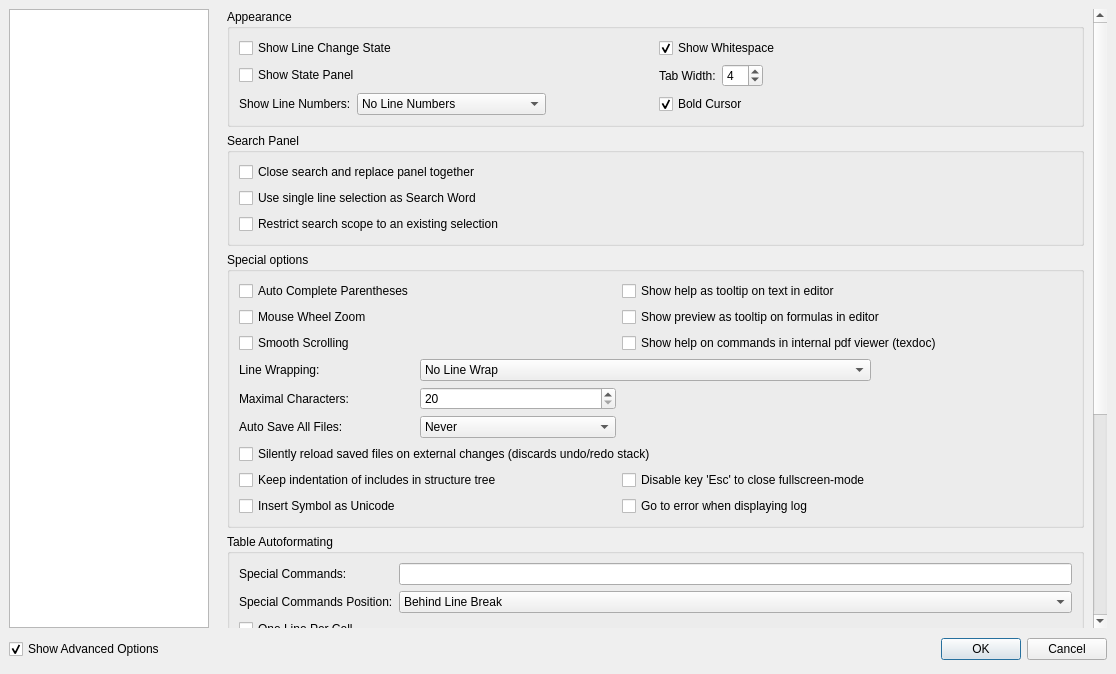
This is configdialog.ui in texstudio-org/texstudio as Qt 5 draws it before an edit. The edited form follows.
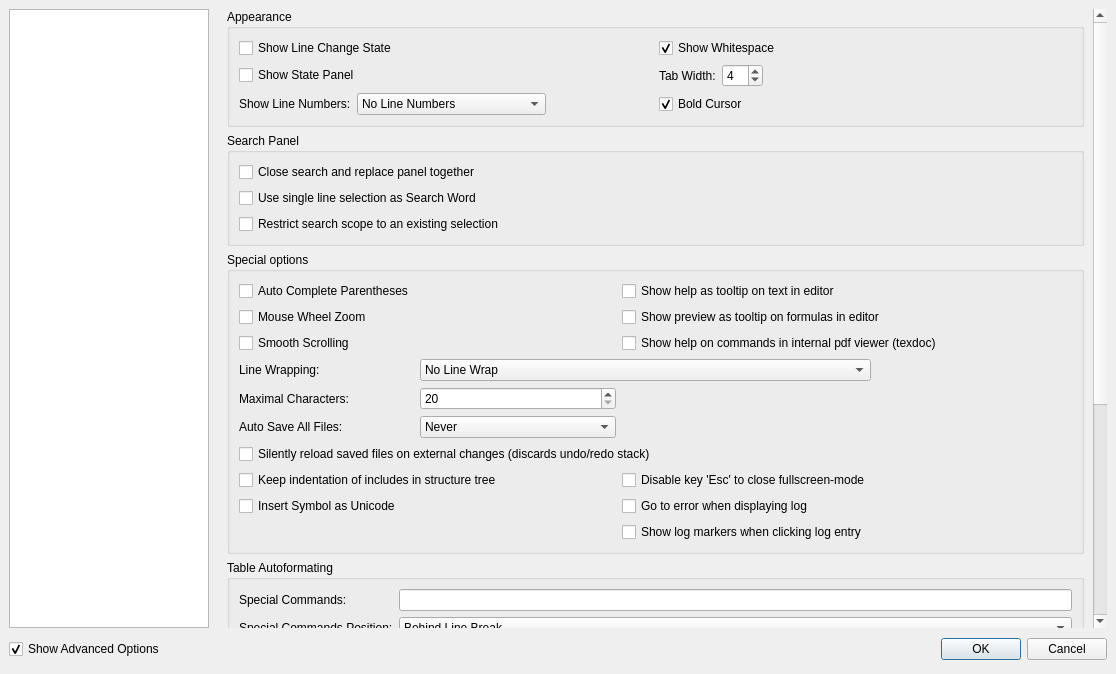
This is the edited form. The open tabs and pages were chosen to show the change. Icons and pictures are not drawn.

Commit message: option: Show log markers when clicking log entry

```diff
--- a/configdialog.ui
+++ b/configdialog.ui
@@ -1512,8 +1512,8 @@
            <rect>
             <x>0</x>
             <y>0</y>
-            <width>866</width>
-            <height>978</height>
+            <width>863</width>
+            <height>849</height>
            </rect>
           </property>
           <layout class="QVBoxLayout" name="verticalLayout_8">
@@ -1882,6 +1882,13 @@
                 </item>
                </widget>
               </item>
+              <item row="13" column="2">
+               <widget class="QCheckBox" name="checkBoxShowLogMarkersWhenClickingLogEntry">
+                <property name="text">
+                 <string>Show log markers when clicking log entry</string>
+                </property>
+               </widget>
+              </item>
              </layout>
             </widget>
            </item>
```
Left out of the diff: 194 changed lines with no effect on the pictures. The commit also changes 3 other files.
